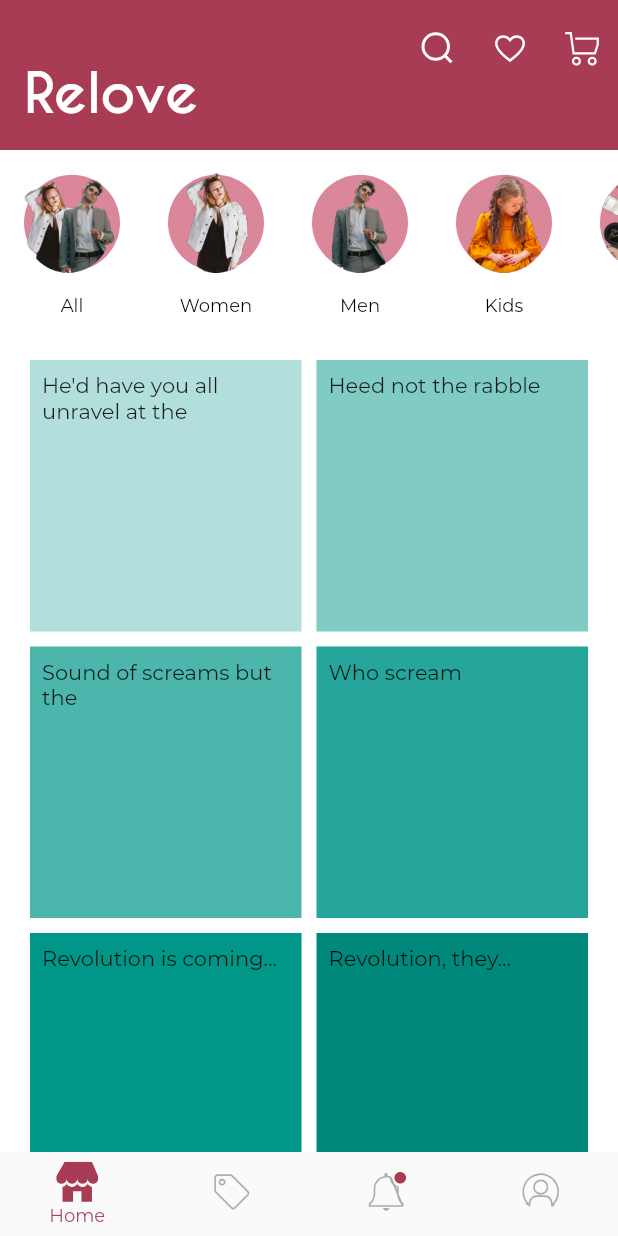
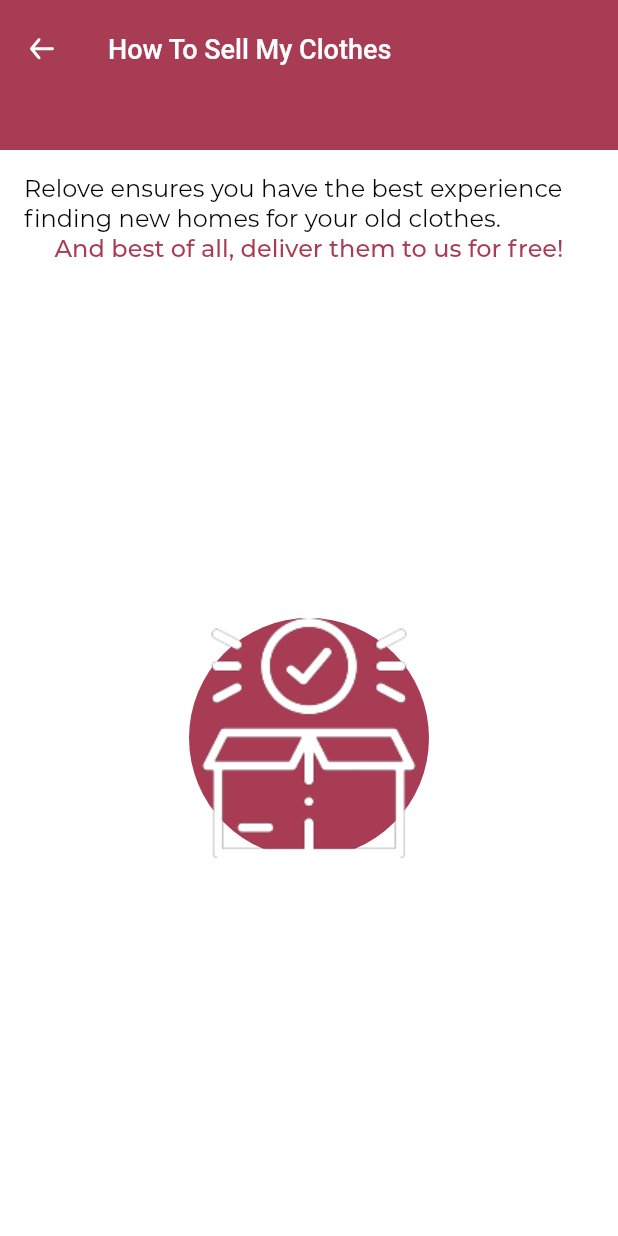
Before and after one commit to smellycloud/relove, a Flutter app: the screen it shows after launch, on a phone screen of 412 x 824 dp. Run offline on Flutter 3.47's test engine with Material 2 defaults, Android fonts, the phone set to English and light mode, and no system bars; our stand-ins replace firebase_auth, firebase_core, flutter_svg, font_awesome_flutter, get, intl_phone_number_input and 1 more; accounts and stored records are empty.

Commit message:
add sell instruction screen

```diff
--- a/lib/components/appbar/CartButton.dart
+++ b/lib/components/appbar/CartButton.dart
@@ -12,6 +12,7 @@ class CartButton extends StatelessWidget {
   @override
   Widget build(BuildContext context) {
     return IconButton(
+      splashRadius: kButtonSplashRadius,
       splashColor: Colors.transparent,
       icon: SvgPicture.asset(
         kCartButtonImageSource,
--- a/lib/components/appbar/SearchButton.dart
+++ b/lib/components/appbar/SearchButton.dart
@@ -11,6 +11,7 @@ class SearchButton extends StatelessWidget {
   @override
   Widget build(BuildContext context) {
     return IconButton(
+      splashRadius: kButtonSplashRadius,
       splashColor: Colors.transparent,
       icon: SvgPicture.asset(
         kSearchButtonImageSource,
--- a/lib/components/appbar/WishlistButton.dart
+++ b/lib/components/appbar/WishlistButton.dart
@@ -12,6 +12,7 @@ class WishlistButton extends StatelessWidget {
   @override
   Widget build(BuildContext context) {
     return IconButton(
+      splashRadius: kButtonSplashRadius,
       splashColor: Colors.transparent,
       icon: SvgPicture.asset(
         kWishlistUnselectedButtonImageSource,
--- a/lib/components/common/ReloveNavigationTile.dart
+++ b/lib/components/common/ReloveNavigationTile.dart
@@ -20,7 +20,8 @@ class ReloveNavigationTile extends StatelessWidget {
       child: Row(
         mainAxisAlignment: MainAxisAlignment.spaceBetween,
         children: [
-          Column(
+          Flexible(
+            child: Column(
               mainAxisAlignment: MainAxisAlignment.center,
               crossAxisAlignment: CrossAxisAlignment.start,
               children: [
@@ -41,11 +42,13 @@ class ReloveNavigationTile extends StatelessWidget {
                     style: const TextStyle(
                       color: kLightSubtextColor,
                       fontSize: 12.0,
+                      overflow: TextOverflow.visible,
                     ),
                   ),
                 ),
               ],
               // direction: Axis.vertical,
+            ),
           ),
           SvgPicture.asset(kNavigateImageSource),
         ],
--- a/lib/components/common/ReloveSliverAppBar.dart
+++ b/lib/components/common/ReloveSliverAppBar.dart
@@ -13,6 +13,8 @@ class ReloveSliverAppBar extends StatelessWidget {
   @override
   Widget build(BuildContext context) {
     return  SliverAppBar(
+      // add on stretch trigger to refresh
+      stretch: true,
       toolbarHeight: 65.0,
       collapsedHeight: 65.0,
       snap: true,
--- a/lib/constants.dart
+++ b/lib/constants.dart
@@ -11,6 +11,8 @@ const kSizeBubbleSelectedColor = Colors.white10;
 const kSizeBubbleDefaultColor = kPrimaryColor;
 const kCategoryBubbleBackgroundColor = Color(0xFFDA879A);
 const kDividerColor = Color(0xFFF5F5F5);
+
+const kButtonSplashRadius = 20.0;
 
 const kLogoImageSource = 'assets/logo/relove.png';
 const kSearchButtonImageSource = 'assets/utilities/search.svg';
--- a/lib/main.dart
+++ b/lib/main.dart
@@ -1,4 +1,5 @@
 import 'package:flutter/material.dart';
+import 'package:relove/screens/authentication/otp_screen.dart';
 
 import 'screens/authentication/authentication_screen.dart';
 import 'screens/preferences/size_preference_screen.dart';
@@ -7,6 +8,7 @@ import 'package:firebase_core/firebase_core.dart';
 import 'firebase_options.dart';
 import 'screens/home/home.dart';
 import 'screens/categories/categories_screen.dart';
+import 'screens/sell/sell_instructions_screen.dart';
 // import 'package:firebase_crashlytics/firebase_crashlytics.dart';
 
 import 'constants.dart';
@@ -54,11 +56,12 @@ class Relove extends StatelessWidget {
         dividerColor: kLightTextColor,
         fontFamily: "Montserrat",
       ),
-      home: const Home(),
+      home: const SellInstructionsScreen(),
       routes: {
         AuthenticationScreen.id: (context) => const AuthenticationScreen(),
         SizePreferenceScreen.id: (context) => const SizePreferenceScreen(),
         CategoriesScreen.id: (context) => const CategoriesScreen(),
+        SellInstructionsScreen.id: (context) => const SellInstructionsScreen(),
         Home.id: (context) => const Home(),
         // OTPScreen.id: (context) => const OTPScreen(),
       },
--- a/lib/screens/authentication/authentication_screen.dart
+++ b/lib/screens/authentication/authentication_screen.dart
@@ -58,7 +58,8 @@ class AuthenticationScreen extends StatelessWidget {
               height: 90,
               //  DANGEROUS - CAN CAUSE BOTTOM OVERFLOW ON SMALL SCREENS - FIX
             ),
-            Center(
+            Padding(
+              padding: const EdgeInsets.all(16.0),
               child: RoundedBottomButton(
                 // Check phone number
                 buttonText: "CONTINUE",
--- a/lib/screens/preferences/size_preference_screen.dart
+++ b/lib/screens/preferences/size_preference_screen.dart
@@ -57,7 +57,8 @@ class SizePreferenceScreen extends StatelessWidget {
             ),
             Expanded(
               flex: 1,
-              child: Center(
+              child: Padding(
+                padding: const EdgeInsets.all(16.0),
                 child: RoundedBottomButton(
                   buttonText: "CONTINUE",
                   onPressed: () {
--- /dev/null
+++ b/lib/screens/sell/sell_instructions_screen.dart
@@ -0,0 +1,92 @@
+import 'package:flutter/cupertino.dart';
+import 'package:flutter/material.dart';
+import 'package:relove/constants.dart';
+import 'package:flutter_svg/flutter_svg.dart';
+
+class SellInstructionsScreen extends StatelessWidget {
+  static const id = "sell_instructions_screen";
+
+  const SellInstructionsScreen({Key? key}) : super(key: key);
+
+  @override
+  Widget build(BuildContext context) {
+    return Scaffold(
+      body: NestedScrollView(
+        headerSliverBuilder: (BuildContext context, bool innerBoxIsScrolled) {
+          return [
+            SliverAppBar(
+              title: const Text(
+                'How To Sell My Clothes',
+              ),
+              titleTextStyle:
+                  const TextStyle(fontSize: 18.0, fontWeight: FontWeight.w500),
+              automaticallyImplyLeading: false,
+              leading: IconButton(
+                iconSize: 24.0,
+                onPressed: () {
+                  Navigator.pop(context);
+                },
+                icon: SvgPicture.asset(kBackButtonImageSource),
+              ),
+              toolbarHeight: 65.0,
+              collapsedHeight: 65.0,
+              snap: true,
+              pinned: true,
+              floating: true,
+              elevation: 0.0,
+              expandedHeight: 100.0,
+              backgroundColor: kPrimaryColor,
+            ),
+          ];
+        },
+        body: Padding(
+          padding: const EdgeInsets.all(16.0),
+          child: Column(
+            mainAxisAlignment: MainAxisAlignment.center,
+            crossAxisAlignment: CrossAxisAlignment.center,
+            children: [
+              const Text(
+                "Relove ensures you have the best experience finding new homes for your old clothes.",
+                style: TextStyle(
+                  color: kDarkTextColor,
+                  fontSize: 16.0,
+                ),
+              ),
+              const Text(
+                "And best of all, deliver them to us for free!",
+                style: TextStyle(
+                  color: kPrimaryColor,
+                  fontSize: 16.0,
+                  fontWeight: FontWeight.w500,
+                ),
+              ),
+              Expanded(
+                flex: 1,
+                child: Column(
+                  mainAxisAlignment: MainAxisAlignment.center,
+                  crossAxisAlignment: CrossAxisAlignment.center,
+                  children: [
+                    Container(
+
+                      decoration: const BoxDecoration(
+                        shape: BoxShape.circle,
+                        color: kPrimaryColor,
+                      ),
+                      height: 160.0,
+                      width: 160.0,
+                      child: Image.asset(
+                        'assets/sell_icons/step_1.png',
+                        height: 80,
+                        width: 80,
+                      ),
+                    ),
+                  ],
+                ),
+              ),
+            ],
+          ),
+        ),
+      ),
+    );
+  }
+}
--- a/pubspec.yaml
+++ b/pubspec.yaml
@@ -97,6 +97,10 @@ flutter:
     - assets/bottom_navigation_bar/sell_selected.svg
     - assets/bottom_navigation_bar/sell_unselected.svg
     - assets/component_images/card_background_image.png
+    - assets/sell_icons/step_1.png
+    - assets/sell_icons/step_2.png
+    - assets/sell_icons/step_3.png
+    - assets/sell_icons/step_4.png
 
   # An image asset can refer to one or more resolution-specific "variants", see
   # https://flutter.dev/assets-and-images/#resolution-aware.
```
Also changed, not shown: lib/screens/authentication/otp_screen.dart (+10 -7 lines), lib/screens/home/home.dart (+0 -88 lines), lib/screens/sell/sell_screen.dart (+6 -7 lines), assets/sell_icons/step_1.png (added), assets/sell_icons/step_2.png (added), assets/sell_icons/step_3.png (added), assets/sell_icons/step_4.png (added), 1 other file. Lines whose indentation alone changed are shown as unchanged.
